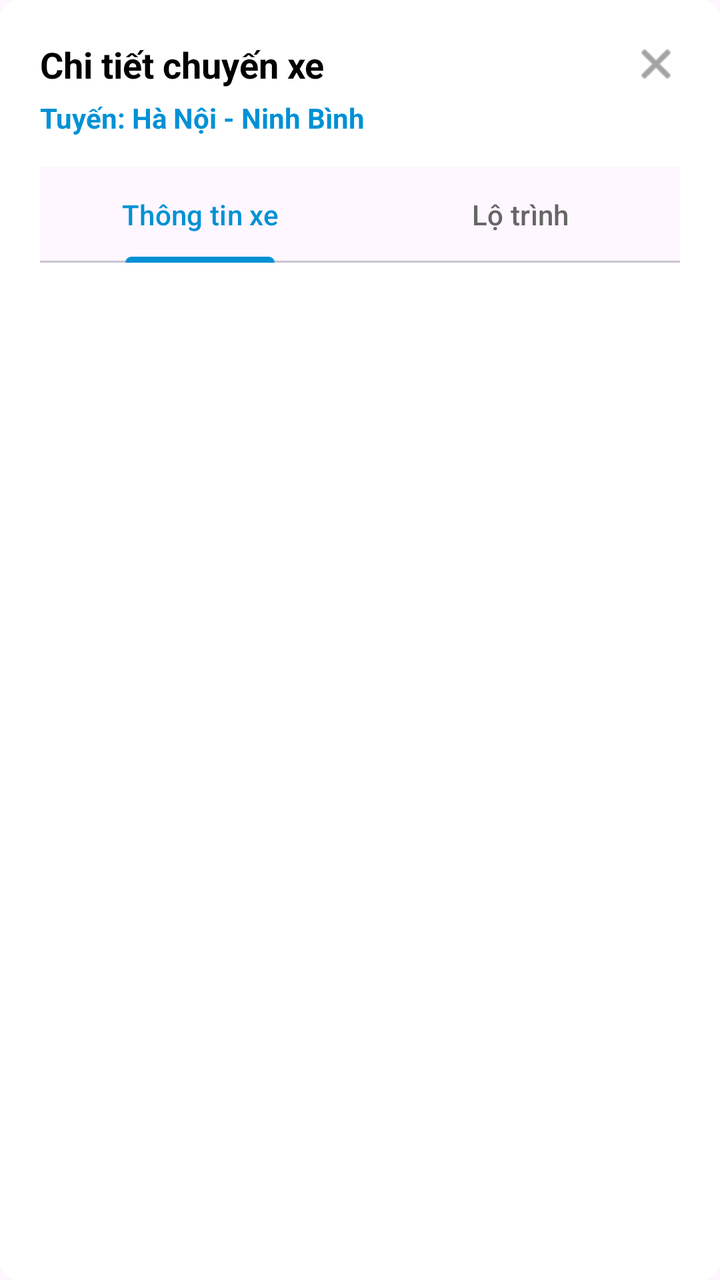
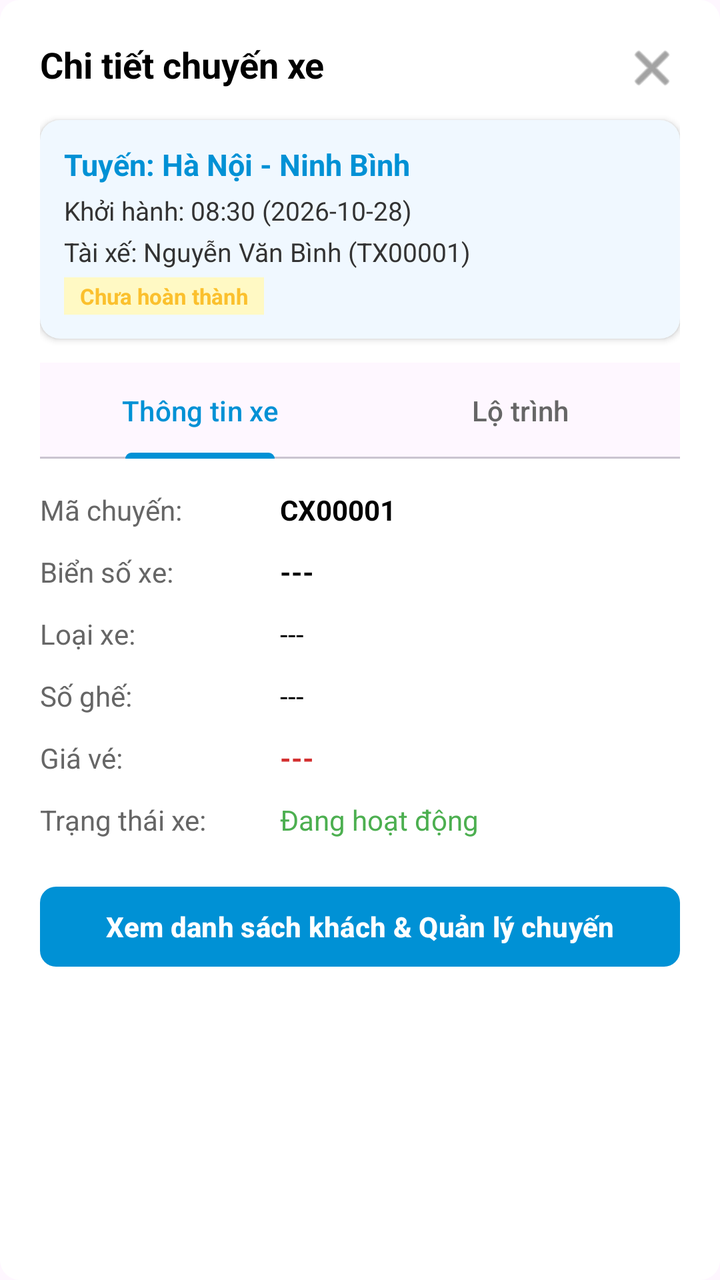

Screens rendered from an Android XML layout before and after an edit, with the pre-edit source and the edit as a unified diff.
<!-- AndroidManifest.xml: application theme Theme.VeXeApp -->
<!-- res/layout/dialog_trip_monitoring_detail.xml -->
<?xml version="1.0" encoding="utf-8"?>
<LinearLayout xmlns:android="http://schemas.android.com/apk/res/android"
    xmlns:app="http://schemas.android.com/apk/res-auto"
    android:layout_width="match_parent"
    android:layout_height="wrap_content"
    android:background="@drawable/bg_button_rounded"
    android:backgroundTint="@color/white"
    android:orientation="vertical"
    android:padding="20dp">

    <RelativeLayout
        android:layout_width="match_parent"
        android:layout_height="wrap_content">

        <TextView
            android:id="@+id/tvDetailTitle"
            android:layout_width="wrap_content"
            android:layout_height="wrap_content"
            android:text="Chi tiết chuyến xe"
            android:textColor="#000000"
            android:textSize="18sp"
            android:textStyle="bold" />

        <ImageView
            android:id="@+id/btnCloseDialog"
            android:layout_width="24dp"
            android:layout_height="24dp"
            android:layout_alignParentEnd="true"
            android:src="@android:drawable/ic_menu_close_clear_cancel"
            app:tint="#666666" />
    </RelativeLayout>

    <TextView
        android:id="@+id/tvDetailRoute"
        android:layout_width="wrap_content"
        android:layout_height="wrap_content"
        android:layout_marginTop="5dp"
        android:text="Tuyến: Hà Nội - Ninh Bình"
        android:textColor="#0091D5"
        android:textSize="14sp"
        android:textStyle="bold" />

    <com.google.android.material.tabs.TabLayout
        android:id="@+id/tabLayoutDetail"
        android:layout_width="match_parent"
        android:layout_height="wrap_content"
        android:layout_marginTop="15dp"
        app:tabIndicatorColor="#0091D5"
        app:tabSelectedTextColor="#0091D5"
        app:tabTextColor="#666666"
        app:tabMode="fixed"
        app:tabGravity="fill"
        app:tabRippleColor="@null">

        <com.google.android.material.tabs.TabItem
            android:layout_width="wrap_content"
            android:layout_height="wrap_content"
            android:text="Thông tin xe" />

        <com.google.android.material.tabs.TabItem
            android:layout_width="wrap_content"
            android:layout_height="wrap_content"
            android:text="Lộ trình" />

    </com.google.android.material.tabs.TabLayout>

    <FrameLayout
        android:id="@+id/containerDetail"
        android:layout_width="match_parent"
        android:layout_height="wrap_content"
        android:layout_marginTop="10dp"
        android:minHeight="150dp">

        
        <LinearLayout
            android:id="@+id/layoutTabRoute"
            android:layout_width="match_parent"
            android:layout_height="wrap_content"
            android:orientation="vertical"
            android:visibility="visible">

            <androidx.recyclerview.widget.RecyclerView
                android:id="@+id/rvRoutePoints"
                android:layout_width="match_parent"
                android:layout_height="wrap_content"
                android:maxHeight="300dp" />

            <TextView
                android:id="@+id/tvNoTickets"
                android:layout_width="match_parent"
                android:layout_height="wrap_content"
                android:gravity="center"
                android:padding="20dp"
                android:text="Chưa có khách hàng đặt vé"
                android:textColor="#999999"
                android:visibility="gone" />
        </LinearLayout>

        
        <LinearLayout
            android:id="@+id/layoutTabVehicle"
            android:layout_width="match_parent"
            android:layout_height="wrap_content"
            android:orientation="vertical"
            android:visibility="gone">

            <LinearLayout
                android:layout_width="match_parent"
                android:layout_height="wrap_content"
                android:paddingVertical="8dp">
                <TextView android:layout_width="100dp" android:layout_height="wrap_content" android:text="Biển số xe:" android:textColor="#666666" />
                <TextView android:id="@+id/tvVehiclePlate" android:layout_width="wrap_content" android:layout_height="wrap_content" android:text="---" android:textColor="#000000" android:textStyle="bold" />
            </LinearLayout>

            <LinearLayout
                android:layout_width="match_parent"
                android:layout_height="wrap_content"
                android:paddingVertical="8dp">
                <TextView android:layout_width="100dp" android:layout_height="wrap_content" android:text="Số ghế:" android:textColor="#666666" />
                <TextView android:id="@+id/tvVehicleSeats" android:layout_width="wrap_content" android:layout_height="wrap_content" android:text="---" android:textColor="#000000" />
            </LinearLayout>

            <LinearLayout
                android:layout_width="match_parent"
                android:layout_height="wrap_content"
                android:paddingVertical="8dp">
                <TextView android:layout_width="100dp" android:layout_height="wrap_content" android:text="Trạng thái:" android:textColor="#666666" />
                <TextView android:id="@+id/tvVehicleStatus" android:layout_width="wrap_content" android:layout_height="wrap_content" android:text="---" android:textColor="#4CAF50" />
            </LinearLayout>

            <LinearLayout
                android:layout_width="match_parent"
                android:layout_height="wrap_content"
                android:paddingVertical="8dp">
                <TextView android:layout_width="100dp" android:layout_height="wrap_content" android:text="Loại xe:" android:textColor="#666666" />
                <TextView android:id="@+id/tvVehicleType" android:layout_width="wrap_content" android:layout_height="wrap_content" android:text="---" android:textColor="#000000" />
            </LinearLayout>
        </LinearLayout>
    </FrameLayout>

</LinearLayout>
<!-- resources referenced by this layout -->
<resources>
  <color name="white">#FFFFFFFF</color>
  <!-- drawable bg_button_rounded (drawable) -->
  <?xml version="1.0" encoding="utf-8"?>
  <shape xmlns:android="http://schemas.android.com/apk/res/android">
      <solid android:color="#F0F0F0" />
      <corners android:radius="10dp" />
  </shape>
  <style name="Theme.VeXeApp" parent="Base.Theme.VeXeApp" />
  <style name="Base.Theme.VeXeApp" parent="Theme.Material3.DayNight.NoActionBar">
          
      </style>
</resources>

<!-- the commit's change to res/layout/dialog_trip_monitoring_detail.xml (unified diff, before → after) -->
@@ -8,6 +8,7 @@
     android:orientation="vertical"
     android:padding="20dp">
 
+    
     <RelativeLayout
         android:layout_width="match_parent"
         android:layout_height="wrap_content">
@@ -23,28 +24,76 @@
 
         <ImageView
             android:id="@+id/btnCloseDialog"
-            android:layout_width="24dp"
-            android:layout_height="24dp"
+            android:layout_width="28dp"
+            android:layout_height="28dp"
             android:layout_alignParentEnd="true"
             android:src="@android:drawable/ic_menu_close_clear_cancel"
             app:tint="#666666" />
     </RelativeLayout>
 
-    <TextView
-        android:id="@+id/tvDetailRoute"
-        android:layout_width="wrap_content"
+    
+    <androidx.cardview.widget.CardView
+        android:layout_width="match_parent"
         android:layout_height="wrap_content"
-        android:layout_marginTop="5dp"
-        android:text="Tuyến: Hà Nội - Ninh Bình"
-        android:textColor="#0091D5"
-        android:textSize="14sp"
-        android:textStyle="bold" />
-
+        android:layout_marginTop="12dp"
+        app:cardCornerRadius="10dp"
+        app:cardElevation="2dp"
+        app:cardBackgroundColor="#F0F8FF">
+
+        <LinearLayout
+            android:layout_width="match_parent"
+            android:layout_height="wrap_content"
+            android:orientation="vertical"
+            android:padding="12dp">
+
+            <TextView
+                android:id="@+id/tvDetailRoute"
+                android:layout_width="wrap_content"
+                android:layout_height="wrap_content"
+                android:text="Tuyến: Hà Nội - Ninh Bình"
+                android:textColor="#0091D5"
+                android:textSize="15sp"
+                android:textStyle="bold" />
+
+            <TextView
+                android:id="@+id/tvDetailDateTime"
+                android:layout_width="wrap_content"
+                android:layout_height="wrap_content"
+                android:layout_marginTop="4dp"
+                android:text="Khởi hành: 08:30 (2026-10-28)"
+                android:textColor="#333333"
+                android:textSize="13sp" />
+
+            <TextView
+                android:id="@+id/tvDetailDriver"
+                android:layout_width="wrap_content"
+                android:layout_height="wrap_content"
+                android:layout_marginTop="3dp"
+                android:text="Tài xế: Nguyễn Văn Bình (TX00001)"
+                android:textColor="#333333"
+                android:textSize="13sp" />
+
+            <TextView
+                android:id="@+id/tvDetailTripStatus"
+                android:layout_width="wrap_content"
+                android:layout_height="wrap_content"
+                android:layout_marginTop="4dp"
+                android:background="#FFF9C4"
+                android:paddingHorizontal="8dp"
+                android:paddingVertical="2dp"
+                android:text="Chưa hoàn thành"
+                android:textColor="#FBC02D"
+                android:textSize="11sp"
+                android:textStyle="bold" />
+        </LinearLayout>
+    </androidx.cardview.widget.CardView>
+
+    
     <com.google.android.material.tabs.TabLayout
         android:id="@+id/tabLayoutDetail"
         android:layout_width="match_parent"
         android:layout_height="wrap_content"
-        android:layout_marginTop="15dp"
+        android:layout_marginTop="12dp"
         app:tabIndicatorColor="#0091D5"
         app:tabSelectedTextColor="#0091D5"
         app:tabTextColor="#666666"
@@ -69,7 +118,64 @@
         android:layout_width="match_parent"
         android:layout_height="wrap_content"
         android:layout_marginTop="10dp"
-        android:minHeight="150dp">
+        android:minHeight="140dp">
+
+        
+        <LinearLayout
+            android:id="@+id/layoutTabVehicle"
+            android:layout_width="match_parent"
+            android:layout_height="wrap_content"
+            android:orientation="vertical"
+            android:visibility="visible">
+
+            <LinearLayout
+                android:layout_width="match_parent"
+                android:layout_height="wrap_content"
+                android:paddingVertical="6dp">
+                <TextView android:layout_width="120dp" android:layout_height="wrap_content" android:text="Mã chuyến:" android:textColor="#666666" />
+                <TextView android:id="@+id/tvTripId" android:layout_width="wrap_content" android:layout_height="wrap_content" android:text="CX00001" android:textColor="#000000" android:textStyle="bold" />
+            </LinearLayout>
+
+            <LinearLayout
+                android:layout_width="match_parent"
+                android:layout_height="wrap_content"
+                android:paddingVertical="6dp">
+                <TextView android:layout_width="120dp" android:layout_height="wrap_content" android:text="Biển số xe:" android:textColor="#666666" />
+                <TextView android:id="@+id/tvVehiclePlate" android:layout_width="wrap_content" android:layout_height="wrap_content" android:text="---" android:textColor="#000000" android:textStyle="bold" />
+            </LinearLayout>
+
+            <LinearLayout
+                android:layout_width="match_parent"
+                android:layout_height="wrap_content"
+                android:paddingVertical="6dp">
+                <TextView android:layout_width="120dp" android:layout_height="wrap_content" android:text="Loại xe:" android:textColor="#666666" />
+                <TextView android:id="@+id/tvVehicleType" android:layout_width="wrap_content" android:layout_height="wrap_content" android:text="---" android:textColor="#000000" />
+            </LinearLayout>
+
+            <LinearLayout
+                android:layout_width="match_parent"
+                android:layout_height="wrap_content"
+                android:paddingVertical="6dp">
+                <TextView android:layout_width="120dp" android:layout_height="wrap_content" android:text="Số ghế:" android:textColor="#666666" />
+                <TextView android:id="@+id/tvVehicleSeats" android:layout_width="wrap_content" android:layout_height="wrap_content" android:text="---" android:textColor="#000000" />
+            </LinearLayout>
+
+            <LinearLayout
+                android:layout_width="match_parent"
+                android:layout_height="wrap_content"
+                android:paddingVertical="6dp">
+                <TextView android:layout_width="120dp" android:layout_height="wrap_content" android:text="Giá vé:" android:textColor="#666666" />
+                <TextView android:id="@+id/tvTripPrice" android:layout_width="wrap_content" android:layout_height="wrap_content" android:text="---" android:textColor="#D32F2F" android:textStyle="bold" />
+            </LinearLayout>
+
+            <LinearLayout
+                android:layout_width="match_parent"
+                android:layout_height="wrap_content"
+                android:paddingVertical="6dp">
+                <TextView android:layout_width="120dp" android:layout_height="wrap_content" android:text="Trạng thái xe:" android:textColor="#666666" />
+                <TextView android:id="@+id/tvVehicleStatus" android:layout_width="wrap_content" android:layout_height="wrap_content" android:text="Đang hoạt động" android:textColor="#4CAF50" />
+            </LinearLayout>
+        </LinearLayout>
 
         
         <LinearLayout
@@ -77,65 +183,74 @@
             android:layout_width="match_parent"
             android:layout_height="wrap_content"
             android:orientation="vertical"
-            android:visibility="visible">
+            android:visibility="gone">
+
+            <LinearLayout
+                android:layout_width="match_parent"
+                android:layout_height="wrap_content"
+                android:orientation="vertical"
+                android:background="#F9F9F9"
+                android:padding="8dp">
+
+                <TextView
+                    android:id="@+id/tvRouteStartEnd"
+                    android:layout_width="match_parent"
+                    android:layout_height="wrap_content"
+                    android:text="Lộ trình chính: Hà Nội &#8594; Ninh Bình"
+                    android:textColor="#0091D5"
+                    android:textSize="13sp"
+                    android:textStyle="bold"/>
+
+                <TextView
+                    android:id="@+id/tvRouteEstimatedTime"
+                    android:layout_width="match_parent"
+                    android:layout_height="wrap_content"
+                    android:layout_marginTop="2dp"
+                    android:text="Thời gian dự kiến: 1 giờ 30 phút"
+                    android:textColor="#666666"
+                    android:textSize="12sp"/>
+            </LinearLayout>
+
+            <TextView
+                android:layout_width="match_parent"
+                android:layout_height="wrap_content"
+                android:layout_marginTop="8dp"
+                android:text="Điểm đón / trả khách:"
+                android:textColor="#333333"
+                android:textSize="13sp"
+                android:textStyle="bold" />
 
             <androidx.recyclerview.widget.RecyclerView
                 android:id="@+id/rvRoutePoints"
                 android:layout_width="match_parent"
                 android:layout_height="wrap_content"
-                android:maxHeight="300dp" />
+                android:maxHeight="220dp"
+                android:layout_marginTop="4dp" />
 
             <TextView
                 android:id="@+id/tvNoTickets"
                 android:layout_width="match_parent"
                 android:layout_height="wrap_content"
                 android:gravity="center"
-                android:padding="20dp"
-                android:text="Chưa có khách hàng đặt vé"
+                android:padding="12dp"
+                android:text="Chưa có khách hàng đặt vé dọc tuyến"
                 android:textColor="#999999"
+                android:textSize="12sp"
                 android:visibility="gone" />
         </LinearLayout>
-
-        
-        <LinearLayout
-            android:id="@+id/layoutTabVehicle"
-            android:layout_width="match_parent"
-            android:layout_height="wrap_content"
-            android:orientation="vertical"
-            android:visibility="gone">
-
-            <LinearLayout
-                android:layout_width="match_parent"
-                android:layout_height="wrap_content"
-                android:paddingVertical="8dp">
-                <TextView android:layout_width="100dp" android:layout_height="wrap_content" android:text="Biển số xe:" android:textColor="#666666" />
-                <TextView android:id="@+id/tvVehiclePlate" android:layout_width="wrap_content" android:layout_height="wrap_content" android:text="---" android:textColor="#000000" android:textStyle="bold" />
-            </LinearLayout>
-
-            <LinearLayout
-                android:layout_width="match_parent"
-                android:layout_height="wrap_content"
-                android:paddingVertical="8dp">
-                <TextView android:layout_width="100dp" android:layout_height="wrap_content" android:text="Số ghế:" android:textColor="#666666" />
-                <TextView android:id="@+id/tvVehicleSeats" android:layout_width="wrap_content" android:layout_height="wrap_content" android:text="---" android:textColor="#000000" />
-            </LinearLayout>
-
-            <LinearLayout
-                android:layout_width="match_parent"
-                android:layout_height="wrap_content"
-                android:paddingVertical="8dp">
-                <TextView android:layout_width="100dp" android:layout_height="wrap_content" android:text="Trạng thái:" android:textColor="#666666" />
-                <TextView android:id="@+id/tvVehicleStatus" android:layout_width="wrap_content" android:layout_height="wrap_content" android:text="---" android:textColor="#4CAF50" />
-            </LinearLayout>
-
-            <LinearLayout
-                android:layout_width="match_parent"
-                android:layout_height="wrap_content"
-                android:paddingVertical="8dp">
-                <TextView android:layout_width="100dp" android:layout_height="wrap_content" android:text="Loại xe:" android:textColor="#666666" />
-                <TextView android:id="@+id/tvVehicleType" android:layout_width="wrap_content" android:layout_height="wrap_content" android:text="---" android:textColor="#000000" />
-            </LinearLayout>
-        </LinearLayout>
     </FrameLayout>
 
+    
+    <com.google.android.material.button.MaterialButton
+        android:id="@+id/btnOpenFullTripDetail"
+        android:layout_width="match_parent"
+        android:layout_height="48dp"
+        android:layout_marginTop="14dp"
+        android:text="Xem danh sách khách &amp; Quản lý chuyến"
+        android:textColor="@color/white"
+        android:textSize="14sp"
+        android:textStyle="bold"
+        app:backgroundTint="#0091D5"
+        app:cornerRadius="8dp" />
+
 </LinearLayout>
